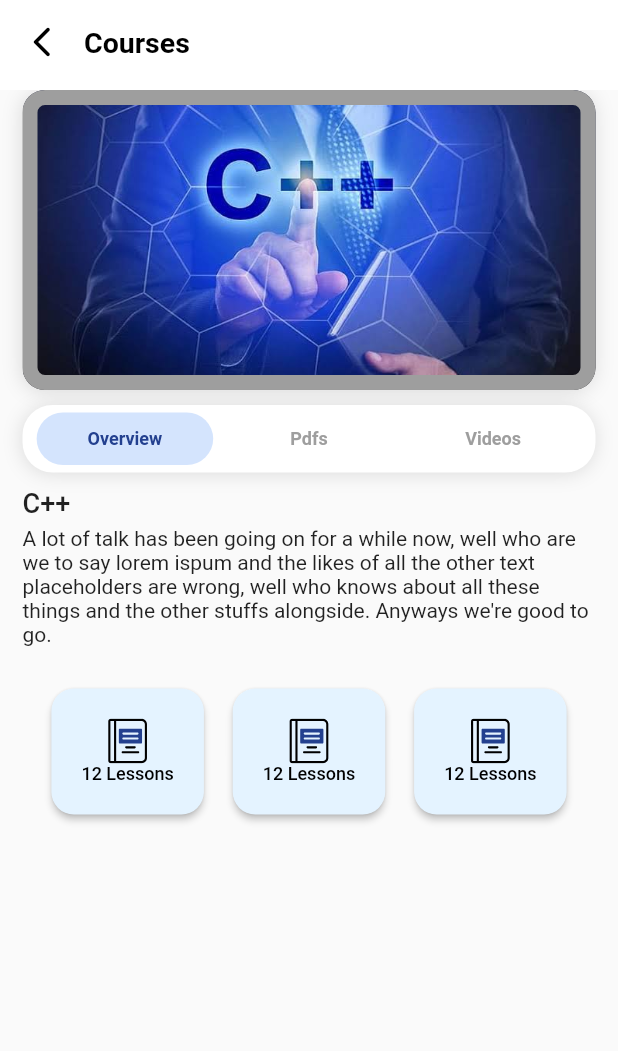
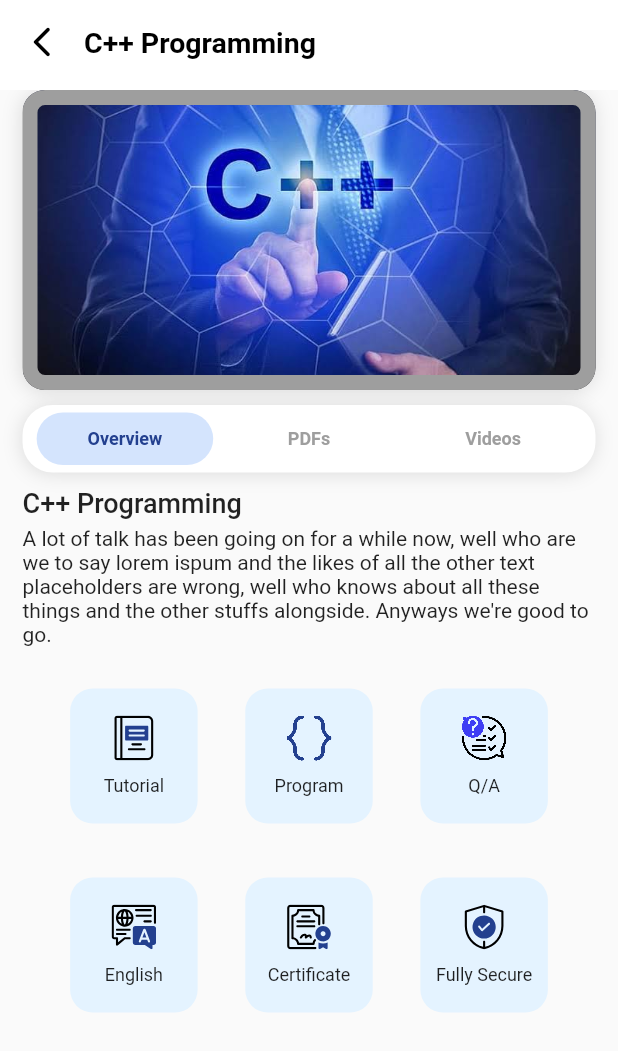
Before and after one commit to kadiriprosper/cpp_final_app, a Flutter app: the CoursePage screen opened directly, on a phone screen of 412 x 824 dp. Shown: the top 1051 px of the screen. Run offline on Flutter 3.47's test engine with Material 2 defaults, Android fonts, the phone set to English and light mode, and no system bars; our stand-ins replace carousel_slider, country_code_picker, flutter_rating_bar, flutter_svg, get, material_design_icons_flutter.

```diff
--- a/lib/helpers/helper_functions.dart
+++ b/lib/helpers/helper_functions.dart
@@ -45,6 +45,9 @@ class HelperFunctions {
   static String lessonsImage = 'assets/courses/lessons.svg';
   static String programImage = 'assets/courses/program.png';
   static String qaImage = 'assets/courses/qa.png';
+  static String certImage = 'assets/courses/cert.svg';
+  static String langImage = 'assets/courses/lang.svg';
+  static String securityImage = 'assets/courses/security.svg';
 }
 
 class EditProfileIcon {
--- a/lib/main.dart
+++ b/lib/main.dart
@@ -30,7 +30,7 @@ class MainApp extends StatelessWidget {
       debugShowCheckedModeBanner: false,
       theme: CustomTheme.dayTheme,
       defaultTransition: Transition.cupertino,
-      home: const CourseList(),
+      home: const MainScreen(),
     );
   }
 }
--- a/lib/views/course_page.dart
+++ b/lib/views/course_page.dart
@@ -1,9 +1,12 @@
 import 'package:cpp_final_app/data/dummy_data.dart';
 import 'package:cpp_final_app/helpers/helper_functions.dart';
 import 'package:cpp_final_app/views/mainscreen/courses_page.dart';
+import 'package:cpp_final_app/views/qapage.dart';
+import 'package:cpp_final_app/views/settingscreens/help_center_page.dart';
 import 'package:cpp_final_app/widgets/custom_app_bar.dart';
 import 'package:flutter/material.dart';
 import 'package:flutter_svg/flutter_svg.dart';
+import 'package:get/get.dart';
 
 class CoursePage extends StatefulWidget {
   const CoursePage({super.key});
@@ -20,7 +23,7 @@ class _CoursePageState extends State<CoursePage> {
     return Scaffold(
       appBar: const CustomAppBar(
         hasLeading: true,
-        title: 'Courses',
+        title: 'C++ Programming',
       ).build(context),
       body: Container(
         padding: const EdgeInsets.symmetric(horizontal: 15),
@@ -83,7 +86,7 @@ class _CoursePageState extends State<CoursePage> {
                     ),
                     StatusButton(
                       isSelected: currentSelected == 1,
-                      label: 'Pdfs',
+                      label: 'PDFs',
                       width: MediaQuery.of(context).size.width / 3.5,
                       onPressed: () {
                         setState(() {
@@ -106,7 +109,7 @@ class _CoursePageState extends State<CoursePage> {
               ),
               const SizedBox(height: 10),
               const Text(
-                'C++',
+                'C++ Programming',
                 style: TextStyle(
                   fontWeight: FontWeight.w500,
                   fontSize: 18,
@@ -127,19 +130,45 @@ class _CoursePageState extends State<CoursePage> {
                     isSvg: true,
                     imagePath: HelperFunctions.lessonsImage,
                     onPressed: () {},
-                    title: '12 Lessons',
+                    title: 'Tutorial',
+                  ),
+                  CourseButton(
+                    isSvg: false,
+                    imagePath: HelperFunctions.programImage,
+                    onPressed: () {},
+                    title: 'Program',
+                  ),
+                  CourseButton(
+                    isSvg: false,
+                    imagePath: HelperFunctions.qaImage,
+                    onPressed: () {
+                      Get.to(() => const QaPage());
+                    },
+                    title: 'Q/A',
+                  ),
+                ],
+              ),
+              const SizedBox(height: 20),
+              ButtonBar(
+                alignment: MainAxisAlignment.spaceEvenly,
+                children: [
+                  CourseButton(
+                    isSvg: true,
+                    imagePath: HelperFunctions.langImage,
+                    onPressed: () {},
+                    title: 'English',
                   ),
                   CourseButton(
                     isSvg: true,
-                    imagePath: HelperFunctions.lessonsImage,
+                    imagePath: HelperFunctions.certImage,
                     onPressed: () {},
-                    title: '12 Lessons',
+                    title: 'Certificate',
                   ),
                   CourseButton(
                     isSvg: true,
-                    imagePath: HelperFunctions.lessonsImage,
+                    imagePath: HelperFunctions.securityImage,
                     onPressed: () {},
-                    title: '12 Lessons',
+                    title: 'Fully Secure',
                   ),
                 ],
               )
@@ -167,25 +196,41 @@ class CourseButton extends StatelessWidget {
 
   @override
   Widget build(BuildContext context) {
-    return MaterialButton(
-      onPressed: onPressed,
+    return InkWell(
+      onTap: onPressed,
+      child: Container(
+        height: 90,
+        width: 85,
+        padding: const EdgeInsets.all(10),
+        decoration: BoxDecoration(
           color: const Color.fromARGB(255, 228, 243, 255),
-      height: 80,
-      padding: const EdgeInsets.all(20),
-      shape: RoundedRectangleBorder(
           borderRadius: BorderRadius.circular(15),
         ),
         child: Column(
+          mainAxisAlignment: MainAxisAlignment.center,
           children: [
-          isSvg ? SvgPicture.asset(imagePath) : Image.asset(imagePath),
+            isSvg
+                ? SvgPicture.asset(
+                    imagePath,
+                  )
+                : Image.asset(
+                    imagePath,
+                    filterQuality: FilterQuality.high,
+                    height: 30,
+                    width: 30,
+                    fit: BoxFit.contain,
+                  ),
+            const SizedBox(height: 10),
             Text(
               title,
+              textAlign: TextAlign.center,
               style: const TextStyle(
                 fontSize: 12,
               ),
             ),
           ],
         ),
+      ),
     );
   }
 }
--- a/lib/views/mainscreen/profile_page.dart
+++ b/lib/views/mainscreen/profile_page.dart
@@ -170,7 +170,7 @@ class RateUsDialogBox extends StatelessWidget {
       ),
       child: Container(
         width: 500,
-        height: 500,
+        height: MediaQuery.of(context).size.height / 1.1,
         decoration: BoxDecoration(
           borderRadius: BorderRadius.circular(15),
         ),
@@ -216,6 +216,7 @@ class RateUsDialogBox extends StatelessWidget {
             ),
             const Spacer(),
             ButtonBar(
+              alignment: MainAxisAlignment.center,
               children: [
                 CustomButtonSmall(
                   onPressed: () {
@@ -223,6 +224,7 @@ class RateUsDialogBox extends StatelessWidget {
                   },
                   title: 'Cancel',
                 ),
+                const SizedBox(height: 10),
                 CustomButtonSmall(
                   onPressed: () {},
                   title: 'Submit',
```
Also changed, not shown: lib/views/qapage.dart (added, +31 -0 lines), lib/views/settingscreens/help_center_page.dart (+2 -50 lines), lib/views/splash_page.dart (+29 -6 lines), lib/widgets/faq_expansion_widget.dart (added, +51 -0 lines), assets/courses/cert.svg (added), assets/courses/lang.svg (added), assets/courses/security.svg (added). Lines whose indentation alone changed are shown as unchanged.
